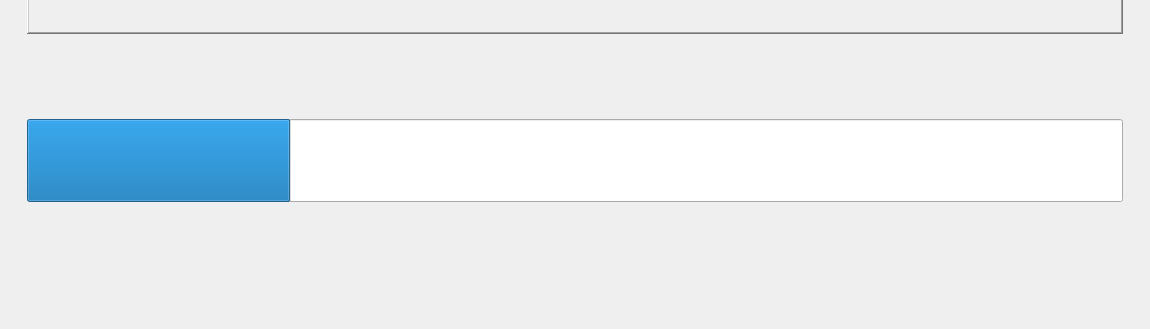
Qt form DeskTop App Test/UIs/loading.ui (mohab-hisham/Smart-Home-System-controlled-by-EEG) before a commit; both pictures show x 0 to 1150 and y 260 to 589 of the 1150 by 589 pixel window.
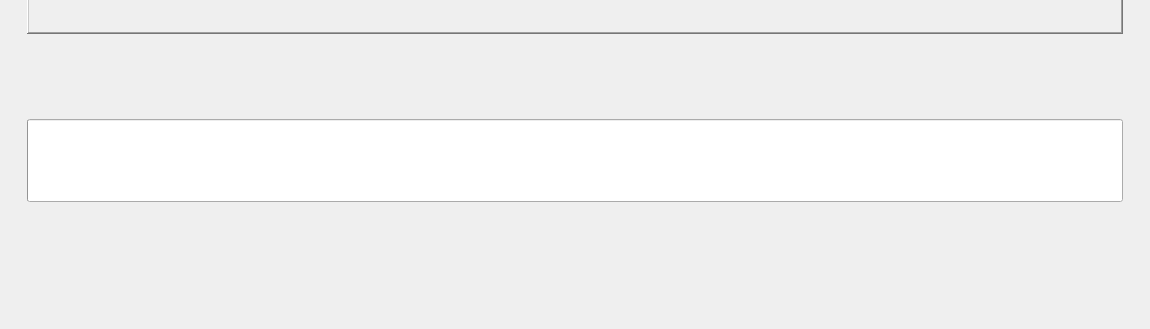
The same form after that commit.

Patch:
```diff
--- a/DeskTop App Test/UIs/loading.ui
+++ b/DeskTop App Test/UIs/loading.ui
@@ -45,8 +45,11 @@
          <pointsize>50</pointsize>
         </font>
        </property>
+       <property name="maximum">
+        <number>4</number>
+       </property>
        <property name="value">
-        <number>24</number>
+        <number>0</number>
        </property>
        <property name="textVisible">
         <bool>false</bool>
```
